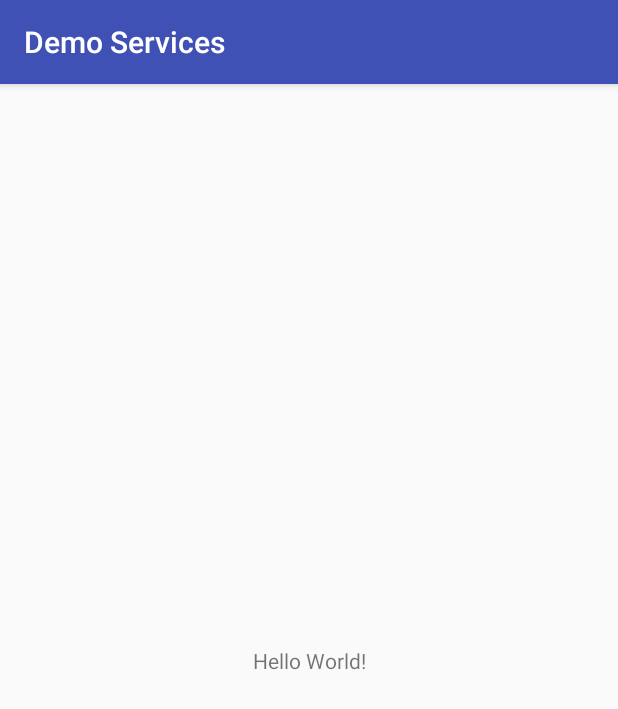
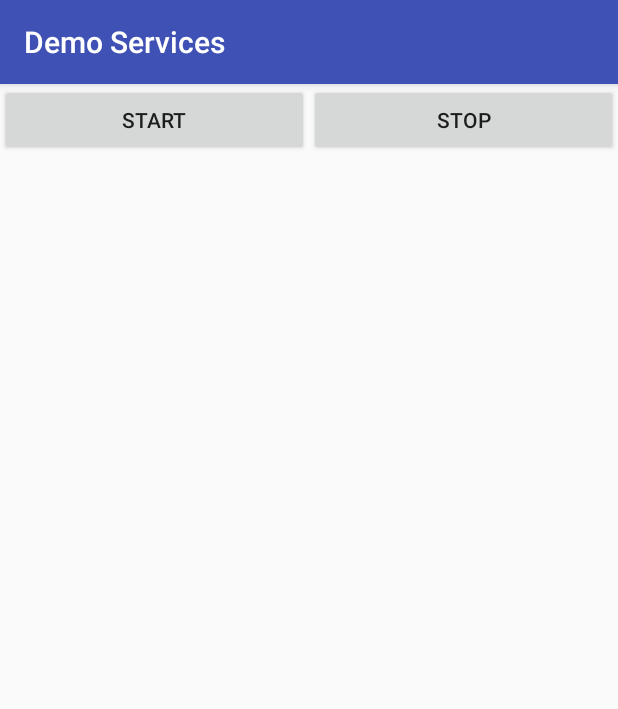
Before and after one commit to teozhirong1998/DemoServices, an Android app: the screen it shows after launch (MainActivity), on a phone screen of 412 x 824 dp. Shown: the top 709 px of the screen. Run offline under Robolectric (Android 15) with nearby library versions, the phone set to English and light mode, and no system bars.

Commit message:
Initial commit

```diff
--- a/app/src/main/AndroidManifest.xml
+++ b/app/src/main/AndroidManifest.xml
@@ -16,6 +16,11 @@
                 <category android:name="android.intent.category.LAUNCHER" />
             </intent-filter>
         </activity>
+
+        <service
+            android:name=".MyService"
+            android:enabled="true"
+            android:exported="true"></service>
     </application>
 
 </manifest>
--- a/app/src/main/java/com/example/a16022635/demoservices/MainActivity.java
+++ b/app/src/main/java/com/example/a16022635/demoservices/MainActivity.java
@@ -1,13 +1,36 @@
 package com.example.a16022635.demoservices;
 
+import android.content.Intent;
 import android.support.v7.app.AppCompatActivity;
 import android.os.Bundle;
+import android.view.View;
+import android.widget.Button;
 
 public class MainActivity extends AppCompatActivity {
-
+    Button btnStart, btnStop;
     @Override
     protected void onCreate(Bundle savedInstanceState) {
         super.onCreate(savedInstanceState);
         setContentView(R.layout.activity_main);
+
+        btnStart = (Button)findViewById(R.id.btnStart);
+        btnStop = (Button)findViewById(R.id.btnStop);
+
+        btnStart.setOnClickListener(new View.OnClickListener() {
+            @Override
+            public void onClick(View v) {
+                Intent i = new Intent(MainActivity.this, MyService.class);
+                startService(i);
+            }
+        });
+
+        btnStop.setOnClickListener(new View.OnClickListener() {
+            @Override
+            public void onClick(View v) {
+                Intent i = new Intent(MainActivity.this, MyService.class);
+                stopService(i);
+            }
+        });
+
     }
 }
--- a/app/src/main/res/layout/activity_main.xml
+++ b/app/src/main/res/layout/activity_main.xml
@@ -1,18 +1,22 @@
 <?xml version="1.0" encoding="utf-8"?>
-<android.support.constraint.ConstraintLayout xmlns:android="http://schemas.android.com/apk/res/android"
+<LinearLayout xmlns:android="http://schemas.android.com/apk/res/android"
     xmlns:app="http://schemas.android.com/apk/res-auto"
     xmlns:tools="http://schemas.android.com/tools"
     android:layout_width="match_parent"
     android:layout_height="match_parent"
     tools:context=".MainActivity">
 
-    <TextView
+    <Button
+        android:id="@+id/btnStart"
         android:layout_width="wrap_content"
         android:layout_height="wrap_content"
-        android:text="Hello World!"
-        app:layout_constraintBottom_toBottomOf="parent"
-        app:layout_constraintLeft_toLeftOf="parent"
-        app:layout_constraintRight_toRightOf="parent"
-        app:layout_constraintTop_toTopOf="parent" />
+        android:layout_weight="1"
+        android:text="Start" />
 
-</android.support.constraint.ConstraintLayout>
+    <Button
+        android:id="@+id/btnStop"
+        android:layout_width="wrap_content"
+        android:layout_height="wrap_content"
+        android:layout_weight="1"
+        android:text="Stop" />
+</LinearLayout>
```
